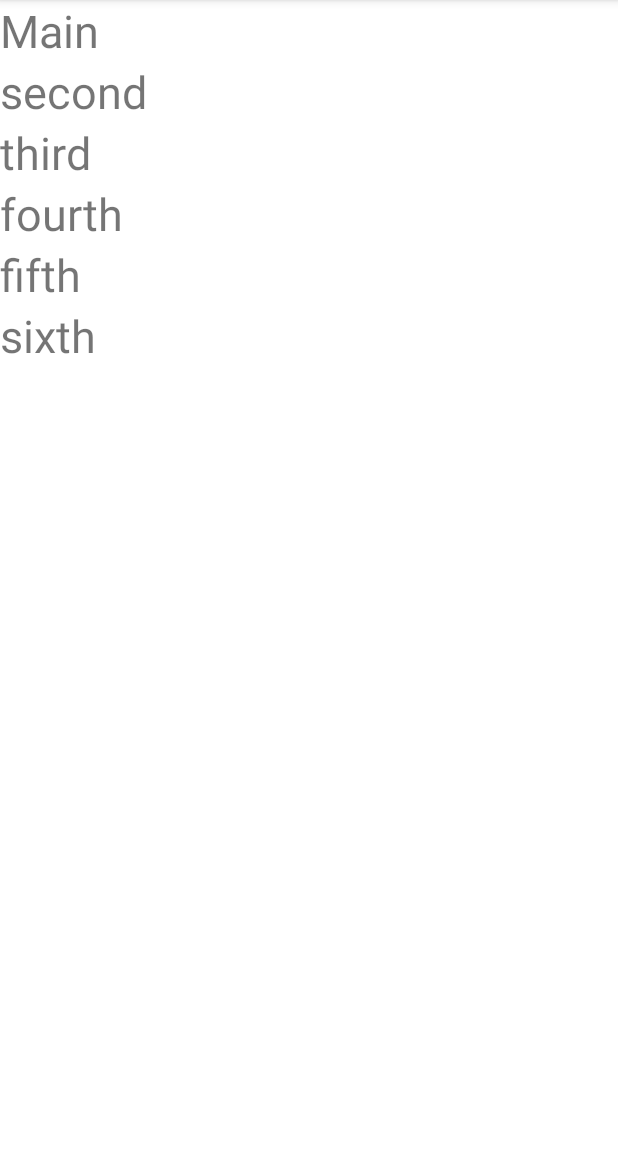
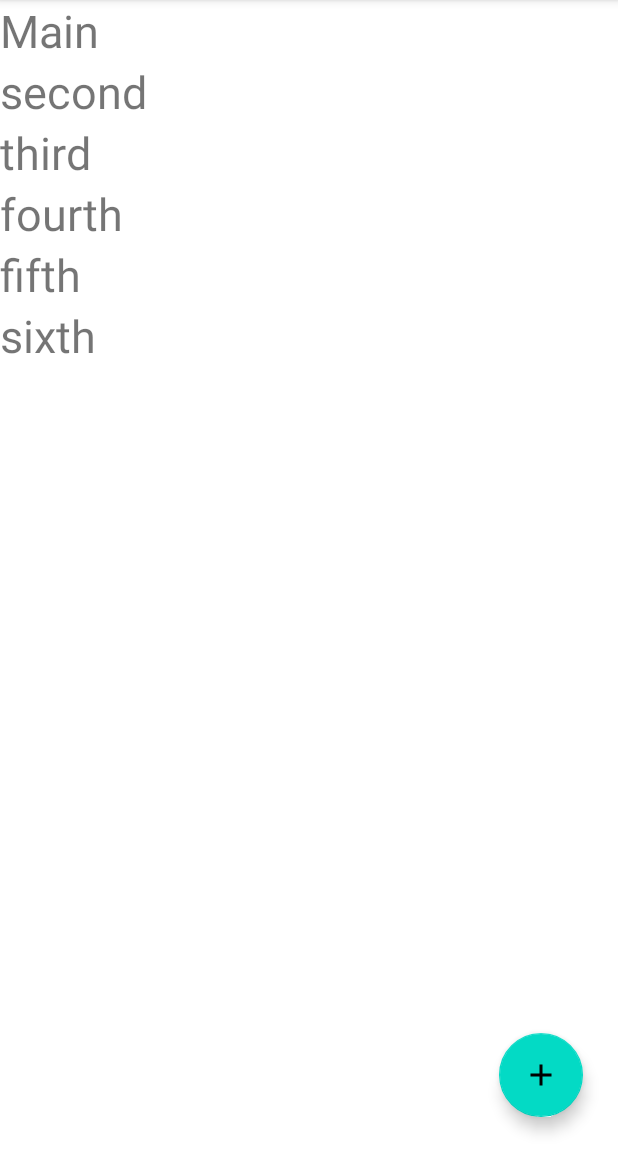
Before and after one commit to pankaj104/recycler_view_simple_best, an Android app: the screen it shows after launch (MainActivity), on a phone screen of 412 x 824 dp, the part 84-1236 px from its top. Run offline under Robolectric (Android 15) with nearby library versions, the phone set to English and light mode, and no system bars.

Commit message:
first commit

```diff
--- a/app/src/main/AndroidManifest.xml
+++ b/app/src/main/AndroidManifest.xml
@@ -9,6 +9,7 @@
         android:roundIcon="@mipmap/ic_launcher_round"
         android:supportsRtl="true"
         android:theme="@style/Theme.RecyclerViewUserInput">
+        <activity android:name=".TaskActivity"></activity>
         <activity android:name=".MainActivity">
             <intent-filter>
                 <action android:name="android.intent.action.MAIN" />
--- a/app/src/main/java/abc/com/recyclerviewuserinput/MainActivity.kt
+++ b/app/src/main/java/abc/com/recyclerviewuserinput/MainActivity.kt
@@ -2,6 +2,7 @@ package abc.com.recyclerviewuserinput
 
 import android.app.Activity
 import android.content.Context
+import android.content.Intent
 import androidx.appcompat.app.AppCompatActivity
 import android.os.Bundle
 import android.view.View
@@ -36,4 +37,7 @@ class MainActivity : AppCompatActivity() {
 
 
     }
+    fun openNewTask(view: View) {
+        startActivity(Intent(this,TaskActivity:: class.java))
+    }
 }
--- /dev/null
+++ b/app/src/main/res/drawable/add.xml
@@ -0,0 +1,5 @@
+<vector android:height="24dp" android:tint="#E1A44A"
+    android:viewportHeight="24" android:viewportWidth="24"
+    android:width="24dp" xmlns:android="http://schemas.android.com/apk/res/android">
+    <path android:fillColor="@android:color/white" android:pathData="M19,13h-6v6h-2v-6H5v-2h6V5h2v6h6v2z"/>
+</vector>
--- a/app/src/main/res/layout/activity_main.xml
+++ b/app/src/main/res/layout/activity_main.xml
@@ -1,12 +1,26 @@
 <?xml version="1.0" encoding="utf-8"?>
-<androidx.recyclerview.widget.RecyclerView xmlns:android="http://schemas.android.com/apk/res/android"
+<androidx.constraintlayout.widget.ConstraintLayout xmlns:android="http://schemas.android.com/apk/res/android"
     xmlns:app="http://schemas.android.com/apk/res-auto"
     xmlns:tools="http://schemas.android.com/tools"
     android:layout_width="match_parent"
     android:layout_height="match_parent"
-    android:id="@+id/recyclerMain"
     tools:context=".MainActivity">
 
+<androidx.recyclerview.widget.RecyclerView
+
+    android:id="@+id/recyclerMain"
+    android:layout_width="match_parent"
+    android:layout_height="match_parent"/>
 
 
-</androidx.recyclerview.widget.RecyclerView>
+    <com.google.android.material.floatingactionbutton.FloatingActionButton
+        android:layout_width="wrap_content"
+        android:onClick="openNewTask"
+        android:tint="@color/purple_500"
+        android:layout_height="wrap_content"
+        android:layout_margin="23dp"
+        android:src="@drawable/add"
+        app:layout_constraintBottom_toBottomOf="parent"
+        app:layout_constraintEnd_toEndOf="parent" />
+
+</androidx.constraintlayout.widget.ConstraintLayout>
```
Also changed, not shown: app/src/main/java/abc/com/recyclerviewuserinput/TaskActivity.kt (added, +17 -0 lines), app/src/main/res/layout/activity_task.xml (added, +26 -0 lines).
